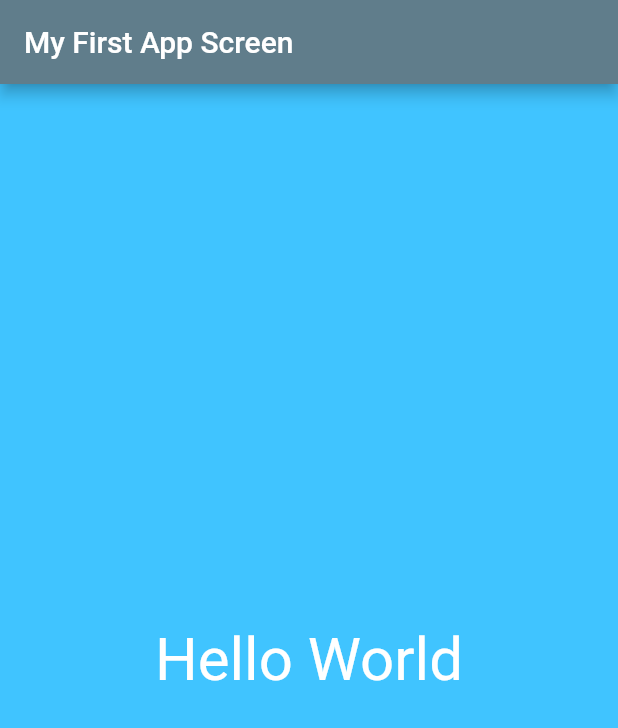
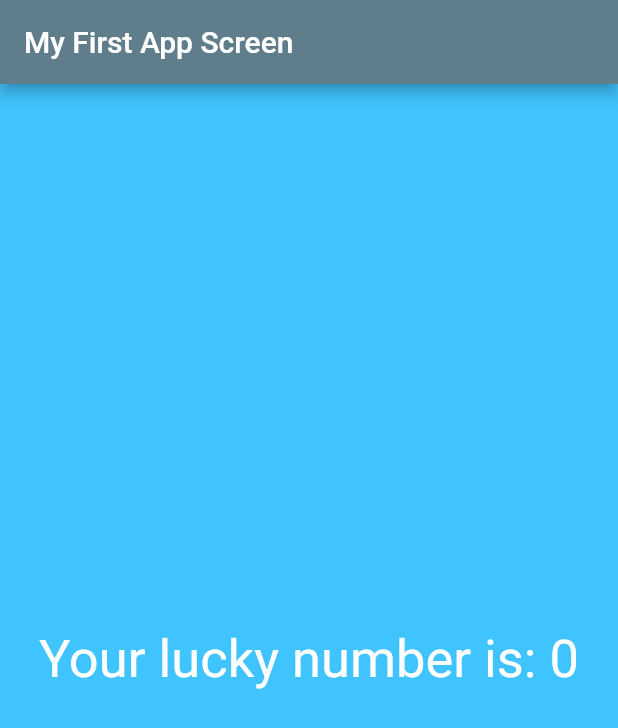
Before and after one commit to shubhampokhrel81/flutterapp1, a Flutter app: the screen it shows after launch, on a phone screen of 412 x 824 dp. Shown: the top 728 px of the screen. Run offline on Flutter 3.47's test engine with Material 2 defaults, Android fonts, the phone set to English and light mode, and no system bars.

```diff
--- a/flutterapp/lib/app_screens/first_screen.dart
+++ b/flutterapp/lib/app_screens/first_screen.dart
@@ -0,0 +1,27 @@
+import 'dart:math';
+import "package:flutter/material.dart";
+
+
+class FirstScreen extends StatelessWidget {
+  @override
+  Widget build(BuildContext context) {
+    return Material(
+      color: Colors.lightBlueAccent,
+      child: Center(
+        child: Text(
+          generateRandomNumber(),
+          textDirection: TextDirection.ltr,
+          style: TextStyle(color: Colors.white,fontSize: 35.0),
+        ),
+      ),
+    );
+  }
+
+  String generateRandomNumber(){
+
+    var random = Random();
+    int luckyNumber = random.nextInt(10);
+
+    return "Your lucky number is: $luckyNumber";
+}
+}
--- a/flutterapp/lib/main.dart
+++ b/flutterapp/lib/main.dart
@@ -1,4 +1,5 @@
 import 'package:flutter/material.dart';
+import 'package:flutterapp/app_screens/first_screen.dart';
 
 void main() => runApp(FirstApp());
 
@@ -9,16 +10,7 @@ class FirstApp extends StatelessWidget{
       title: "My Flutter App",
       home: Scaffold(
         appBar: AppBar(title: Text("My First App Screen"),backgroundColor: Colors.blueGrey,),
-        body: Material(
-          color: Colors.lightBlueAccent,
-          child: Center(
-            child: Text(
-              "Hello World",
-              textDirection: TextDirection.ltr,
-              style: TextStyle(color: Colors.white,fontSize: 40.0),
-            ),
-          ),
-        ),
+        body: FirstScreen(),
       ),
     );
   }
```
